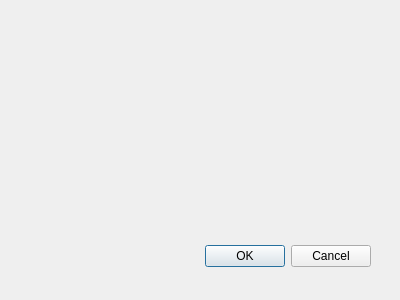
Above: NJU_CG/resetdialog.ui from VingtDylan/NJU_CG before the change. Below: the same form after it.
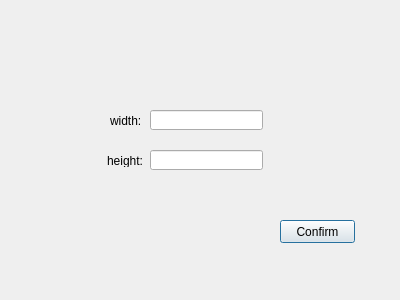
That is the form after the change.

Diff of the .ui file:
```diff
--- a/NJU_CG/resetdialog.ui
+++ b/NJU_CG/resetdialog.ui
@@ -15,20 +15,63 @@
   <property name="windowTitle" >
    <string>Dialog</string>
   </property>
-  <widget class="QDialogButtonBox" name="buttonBox" >
-   <property name="geometry" >
+  <widget class="QLabel" name="width_label">
+   <property name="geometry">
     <rect>
-     <x>30</x>
-     <y>240</y>
-     <width>341</width>
-     <height>32</height>
+     <x>110</x>
+     <y>115</y>
+     <width>54</width>
+     <height>12</height>
     </rect>
    </property>
-   <property name="orientation" >
-    <enum>Qt::Horizontal</enum>
+   <property name="text">
+    <string>width:</string>
    </property>
-   <property name="standardButtons" >
-    <set>QDialogButtonBox::Cancel|QDialogButtonBox::Ok</set>
+  </widget>
+  <widget class="QLabel" name="height_label">
+   <property name="geometry">
+    <rect>
+     <x>107</x>
+     <y>155</y>
+     <width>54</width>
+     <height>12</height>
+    </rect>
+   </property>
+   <property name="text">
+    <string>height:</string>
+   </property>
+  </widget>
+  <widget class="QLineEdit" name="width_input">
+   <property name="geometry">
+    <rect>
+     <x>150</x>
+     <y>110</y>
+     <width>113</width>
+     <height>20</height>
+    </rect>
+   </property>
+  </widget>
+  <widget class="QLineEdit" name="height_input">
+   <property name="geometry">
+    <rect>
+     <x>150</x>
+     <y>150</y>
+     <width>113</width>
+     <height>20</height>
+    </rect>
+   </property>
+  </widget>
+  <widget class="QPushButton" name="pushButton">
+   <property name="geometry">
+    <rect>
+     <x>280</x>
+     <y>220</y>
+     <width>75</width>
+     <height>23</height>
+    </rect>
+   </property>
+   <property name="text">
+    <string>Confirm</string>
    </property>
   </widget>
  </widget>
```
Left out of the diff: 48 changed lines with no effect on the pictures.
